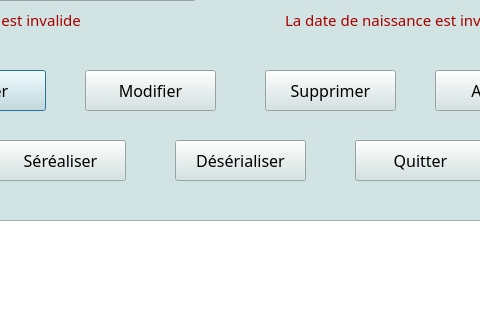
Before: the Qt Designer form ProjetSynthèse/dialogueAbonne.ui in BeatriceDuguay/ProjetSynth-se, drawn with Qt 5; both pictures show x 165 to 645 and y 310 to 630 of the 807 by 775 pixel window.
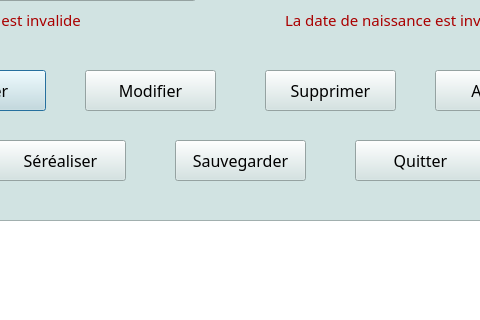
After: the same form once the commit is applied.

Commit message: Commit #20 : modification des fenetres de dialogue dialogueAbonne.ui et dialogueProduitLivre.ui pour modifier le nom du bouton pushButton_deserialiserAbonne pour pushButton_sauvegarderAbonne et pushButton_deserialiserLivre pour pushButton_sauvegarderAbonne

What changed in the file:
```diff
--- a/ProjetSynthèse/dialogueAbonne.ui
+++ b/ProjetSynthèse/dialogueAbonne.ui
@@ -1029,7 +1029,7 @@
     </font>
    </property>
    <property name="text">
-    <string>Désérialiser</string>
+    <string>Sauvegarder</string>
    </property>
   </widget>
   <widget class="QPushButton" name="pushButton_serealiserAbonne">
```
Left out of the diff: 2 changed lines with no effect on the pictures. The commit also changes 3 other files.
